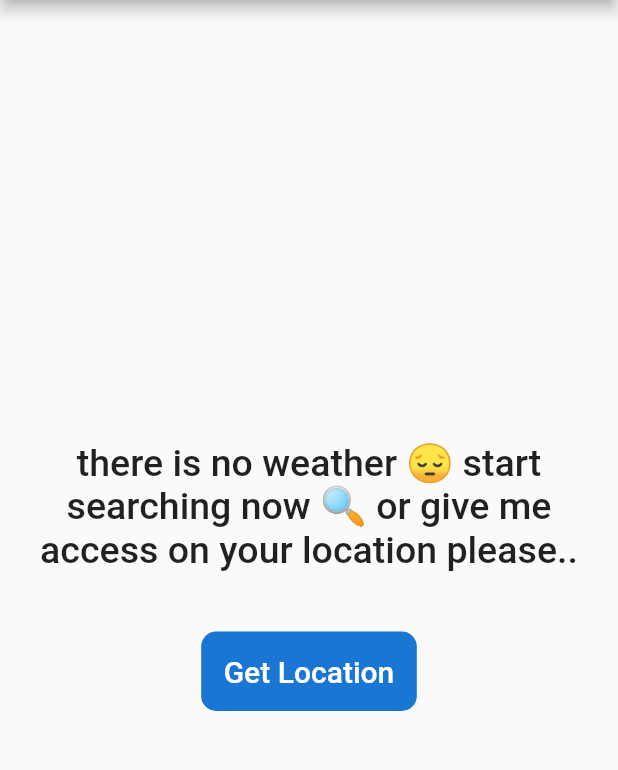
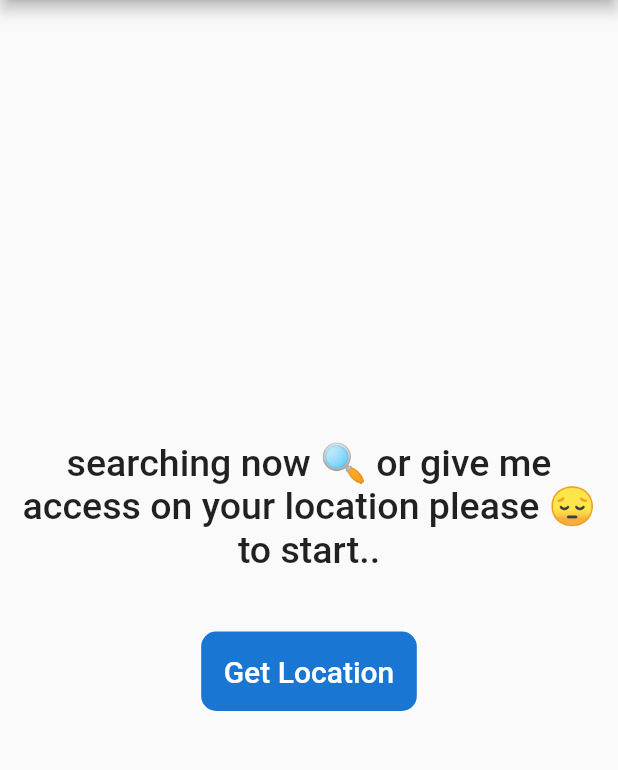
Before and after one commit to eslammongy/DailyWeather, a Flutter app: the screen it shows after launch, after a tap on "Get Location", on a phone screen of 412 x 824 dp, the part 84-854 px from its top. Run offline on Flutter 3.47's test engine with Material 2 defaults, Android fonts, the phone set to English and light mode, and no system bars; our stand-ins replace location, shared_preferences; missing offline and left inert: dart:ffi; network calls fail.

```diff
--- a/daily_weather/lib/main.dart
+++ b/daily_weather/lib/main.dart
@@ -1,23 +1,80 @@
+import 'package:daily_weather/providers/weather_provider.dart';
 import 'package:daily_weather/screens/home/home_screen.dart';
 import 'package:flutter/material.dart';
+import 'package:provider/provider.dart';
 
-void main() {
-  runApp(const MyApp());
+void main() async {
+  WidgetsFlutterBinding.ensureInitialized();
+  runApp(MyApp());
 }
 
 class MyApp extends StatelessWidget {
-  const MyApp({super.key});
+  MyApp({super.key});
 
   // This widget is the root of your application.
   @override
   Widget build(BuildContext context) {
-    return MaterialApp(
-      title: 'DailyWeather',
-      debugShowCheckedModeBanner: false,
-      theme: ThemeData(
-        primarySwatch: Colors.blue,
+    return ChangeNotifierProvider(
+      create: (context) {
+        return WeatherProvider();
+      },
+      child: MaterialApp(
+        title: 'DailyWeather',
+        debugShowCheckedModeBanner: false,
+        theme: ThemeData(
+          primarySwatch: Colors.blue,
+        ),
+        home: const HomeScreen(),
       ),
-      home: const HomeScreen(),
     );
   }
 }
+
+
+/*  body: provider.latitude == 0.0
+            ? Center(
+                child: Padding(
+                    padding: const EdgeInsets.all(8.0),
+                    child: Column(
+                      mainAxisSize: MainAxisSize.min,
+                      children: [
+                        const Text(
+                          'searching now 🔍 or give me access on your location please 😔 to start..',
+                          textAlign: TextAlign.center,
+                          style: TextStyle(
+                            fontSize: 25,
+                          ),
+                        ),
+                        Container(
+                          margin: const EdgeInsets.only(top: 40),
+                          padding: const EdgeInsets.all(15),
+                          decoration: BoxDecoration(
+                              color: Colors.blue[700],
+                              borderRadius: BorderRadius.circular(10)),
+                          child: InkWell(
+                            onTap: (() async {
+                              if (provider.latitude == 0.0) {
+                                await _locationService
+                                    .checkUserLocationServices(
+                                        _isServiceEnabled)
+                                    .then((locationData) {
+                                  if (locationData.latitude != null) {
+                                    print(
+                                        "Returned location data from dereferences");
+                                    provider.getUserLocationData();
+                                  }
+                                });
+                              }
+                            }),
+                            child: const Text(
+                              'Get Location',
+                              textAlign: TextAlign.center,
+                              style:
+                                  TextStyle(fontSize: 20, color: Colors.white),
+                            ),
+                          ),
+                        )
+                      ],
+                    )),
+              )
+            : Container()); */
--- /dev/null
+++ b/daily_weather/lib/providers/weather_provider.dart
@@ -0,0 +1,32 @@
+import 'package:daily_weather/models/weather_model.dart';
+import 'package:daily_weather/services/weather_services.dart';
+import 'package:daily_weather/utils/location_prefs.dart';
+import 'package:flutter/cupertino.dart';
+import 'package:shared_preferences/shared_preferences.dart';
+
+class WeatherProvider extends ChangeNotifier {
+  double _latitude = 0.0;
+  double get latitude => _latitude;
+
+  double _longitude = 0.0;
+  double get longitude => _longitude;
+
+  getUserLocationData() async {
+    SharedPreferences sharedPreferences = await SharedPreferences.getInstance();
+    LocationPreferences locationPreferences =
+        LocationPreferences(sharedPreferences: sharedPreferences);
+    _latitude = await locationPreferences.getLocationLatitude();
+    _longitude = await locationPreferences.getLocationLatitude();
+    // print("Provider -> $_latitude..$_longitude");
+    notifyListeners();
+  }
+
+  List<WeatherModel>? _weatherModels = [];
+  List<WeatherModel> get weatherModels => _weatherModels!;
+
+  getWeatherInfo() async {
+    WeatherServices services = WeatherServices();
+    _weatherModels = await services.getCurrentWeatherByLocation(
+        lat: _latitude, long: _longitude);
+  }
+}
--- a/daily_weather/lib/screens/home/home_screen.dart
+++ b/daily_weather/lib/screens/home/home_screen.dart
@@ -1,9 +1,14 @@
+// ignore_for_file: avoid_print
+
+import 'package:daily_weather/models/weather_model.dart';
 import 'package:daily_weather/screens/search/search_screen.dart';
+import 'package:daily_weather/utils/location_prefs.dart';
 import 'package:daily_weather/utils/location_service.dart';
 import 'package:daily_weather/widgets/weather_info.dart';
 import 'package:flutter/material.dart';
+import 'package:provider/provider.dart';
 import 'package:shared_preferences/shared_preferences.dart';
-import '../../services/weather_services.dart';
+import '../../providers/weather_provider.dart';
 
 class HomeScreen extends StatefulWidget {
   const HomeScreen({super.key});
@@ -14,22 +19,25 @@ class HomeScreen extends StatefulWidget {
 
 class _HomeScreenState extends State<HomeScreen> {
   final bool _isServiceEnabled = false;
-  WeatherServices services = WeatherServices();
-  final LocationService _locationService = LocationService();
-  double? latitude = 0.0;
-  double? longitude = 0.0;
+  late LocationService _locationService;
 
   @override
   void initState() {
     super.initState();
-    getLocationData();
+    initialLocationServices();
+    getCurrentLocationData();
+  }
+
+  getCurrentLocationData() async {
+    await Provider.of<WeatherProvider>(context, listen: false)
+        .getUserLocationData();
   }
 
   @override
   Widget build(BuildContext context) {
-    print("latitude BuildMethod:: $latitude");
-    print("longitude BuildMethod:: $longitude");
+    var provider = Provider.of<WeatherProvider>(context, listen: true);
 
+    //print("Provider -> ${provider.latitude}..${provider.longitude}");
     return Scaffold(
         appBar: AppBar(
           actions: [
@@ -44,7 +52,7 @@ class _HomeScreenState extends State<HomeScreen> {
           ],
           title: const Text('DailyWeather'),
         ),
-        body: (latitude == 0.0)
+        body: provider.latitude == 0.0
             ? Center(
                 child: Padding(
                     padding: const EdgeInsets.all(8.0),
@@ -52,13 +60,7 @@ class _HomeScreenState extends State<HomeScreen> {
                       mainAxisSize: MainAxisSize.min,
                       children: [
                         const Text(
-                        'there is no weather 😔 start',
-                        style: TextStyle(
-                          fontSize: 25,
-                        ),
-                      ),
-                      const Text(
-                        'searching now 🔍 or give me access on your location please..',
+                          'searching now 🔍 or give me access on your location please 😔 to start..',
                           textAlign: TextAlign.center,
                           style: TextStyle(
                             fontSize: 25,
@@ -72,42 +74,38 @@ class _HomeScreenState extends State<HomeScreen> {
                               borderRadius: BorderRadius.circular(10)),
                           child: InkWell(
                             onTap: (() async {
-                            if (latitude == 0.0 && longitude == 0.0) {
-                              _locationService
-                                  .checkUserLocationServices(_isServiceEnabled);
-                              print(
-                                  "latitude checkUserLocationServices:: $latitude");
-                              print(
-                                  "longitude checkUserLocationServices:: $longitude");
-                            } else {
-                              List list =
-                                  await services.getCurrentWeatherByLocation(
-                                      lat: latitude, long: longitude);
-                              print(list);
+                              if (provider.latitude == 0.0) {
+                                await _locationService
+                                    .checkUserLocationServices(
+                                        _isServiceEnabled)
+                                    .then((locationData) {
+                                  if (locationData.latitude != null) {
+                                    /*   print(
+                                        "Returned location data from dereferences"); */
+                                    provider.getUserLocationData();
+                                  }
+                                });
                               }
                             }),
                             child: const Text(
                               'Get Location',
                               textAlign: TextAlign.center,
-                            style: TextStyle(fontSize: 20, color: Colors.white),
+                              style:
+                                  TextStyle(fontSize: 20, color: Colors.white),
                             ),
                           ),
                         )
                       ],
-                  ),
-                ),
+                    )),
               )
-            : CurrentWeatherContainer());
+            : const CurrentWeatherContainer());
   }
 
-  getLocationData() async {
-    SharedPreferences prefs = await SharedPreferences.getInstance();
-
-    setState(() {
-      latitude = prefs.getDouble('LocationLatitude') ?? 0.0;
-      longitude = prefs.getDouble('LocationLongitude') ?? 0.0;
-    });
-    print("latitude getLocationData:: $latitude");
-    print("longitude getLocationData:: $longitude");
+  initialLocationServices() async {
+    SharedPreferences sharedPreferences = await SharedPreferences.getInstance();
+    LocationPreferences locationPreferences =
+        LocationPreferences(sharedPreferences: sharedPreferences);
+    _locationService =
+        LocationService(locationPreferences: locationPreferences);
   }
 }
--- a/daily_weather/lib/services/weather_services.dart
+++ b/daily_weather/lib/services/weather_services.dart
@@ -19,10 +19,12 @@ class WeatherServices {
       {required lat, required long}) async {
     Uri url = Uri.parse(
         "${baseUrl}forecast?lat=$lat&lon=$long&cnt=6&units=metric&appid=$ApiKey");
+    print(url);
     http_client.Response response = await http_client.get(url);
 
     Map<String, dynamic> result = jsonDecode(response.body);
     List<WeatherModel> dailyWeather = WeatherModel.fromForecastJson(result);
+
     return dailyWeather;
   }
 }
--- a/daily_weather/lib/utils/app_colors.dart
+++ b/daily_weather/lib/utils/app_colors.dart
@@ -2,7 +2,7 @@ import 'package:flutter/material.dart';
 
 class AppColor {
   static const Color white = Color(0xffffffff);
-  static const Color snowWhite = Color(0xFFEAEAEA);
+  static const Color snowWhite = Color.fromARGB(255, 227, 227, 227);
   static const Color lightBlack = Color(0xff2b2b2b);
   static const Color lightBlue = Color(0xff7AD7F0);
   static const Color grey = Colors.grey;
--- /dev/null
+++ b/daily_weather/lib/utils/location_prefs.dart
@@ -0,0 +1,27 @@
+// ignore_for_file: avoid_print
+
+import 'package:shared_preferences/shared_preferences.dart';
+
+class LocationPreferences {
+  SharedPreferences sharedPreferences;
+  LocationPreferences({
+    required this.sharedPreferences,
+  });
+
+  saveUserLocation({required double? lat, required double? long}) async {
+    sharedPreferences.setDouble('LocationLatitude', lat!);
+    sharedPreferences.setDouble('LocationLongitude', long!);
+    print(
+        "The location data saved successfully in shared preference:: $lat .. $long");
+  }
+
+  getLocationLatitude() async {
+    double latitude = sharedPreferences.getDouble('LocationLatitude') ?? 0.0;
+    return latitude;
+  }
+
+  getLocationLongitude() async {
+    double longitude = sharedPreferences.getDouble('LocationLongitude') ?? 0.0;
+    return longitude;
+  }
+}
--- a/daily_weather/lib/utils/location_service.dart
+++ b/daily_weather/lib/utils/location_service.dart
@@ -1,8 +1,14 @@
+// ignore_for_file: avoid_print
+
 import 'package:location/location.dart';
-import 'package:shared_preferences/shared_preferences.dart';
+import 'package:daily_weather/utils/location_prefs.dart';
 
 class LocationService {
   late LocationData locationData;
+  LocationPreferences locationPreferences;
+  LocationService({
+    required this.locationPreferences,
+  });
   Future<LocationData> checkUserLocationServices(bool isServiceEnabled) async {
     Location userLocation = Location();
 
@@ -10,49 +16,38 @@ class LocationService {
     if (isServiceEnabled) {
       // user location enabled
       locationData = await _checkUserLocationPermission(userLocation);
-      saveUserLocation(
+      locationPreferences.saveUserLocation(
           lat: locationData.latitude, long: locationData.longitude);
     } else {
       isServiceEnabled = await userLocation.requestService();
       if (isServiceEnabled) {
         // Start access user location
         locationData = await _checkUserLocationPermission(userLocation);
-        saveUserLocation(
+        locationPreferences.saveUserLocation(
             lat: locationData.latitude, long: locationData.longitude);
       }
     }
     return locationData;
   }
 
-/* location.onLocationChanged.listen((event) {
-        locationData = event;
-      }); */
   Future<LocationData> _checkUserLocationPermission(Location location) async {
     PermissionStatus permissionStatus = await location.hasPermission();
     if (permissionStatus == PermissionStatus.granted) {
       locationData = await location.getLocation();
-      print("latitude checkUserLocationPermission1:: ${locationData.latitude}");
       print(
-          "longitude checkUserLocationPermission1:: ${locationData.longitude}");
+          "checkUserLocationPermission1:: ${locationData.latitude}..${locationData.longitude}");
       return locationData;
     } else {
       permissionStatus = await location.requestPermission();
       locationData = await location.getLocation();
       if (permissionStatus == PermissionStatus.granted) {
         print(
-            "latitude checkUserLocationPermission2:: ${locationData.latitude}");
-        print(
-            "longitude checkUserLocationPermission2:: ${locationData.longitude}");
+            "latitude checkUserLocationPermission2:: ${locationData.latitude}..${locationData.longitude}");
+
         return locationData;
       } else {
         return locationData;
       }
     }
   }
-
-  saveUserLocation({required double? lat, required double? long}) async {
-    SharedPreferences sharedPreferences = await SharedPreferences.getInstance();
-    sharedPreferences.setDouble('LocationLatitude', lat!);
-    sharedPreferences.setDouble('LocationLongitude', long!);
-  }
 }
```
Also changed, not shown: daily_weather/lib/models/weather_model.dart (+6 -10 lines), daily_weather/lib/widgets/weather_info.dart (+64 -22 lines), 1 other file. Lines whose indentation alone changed are shown as unchanged.
